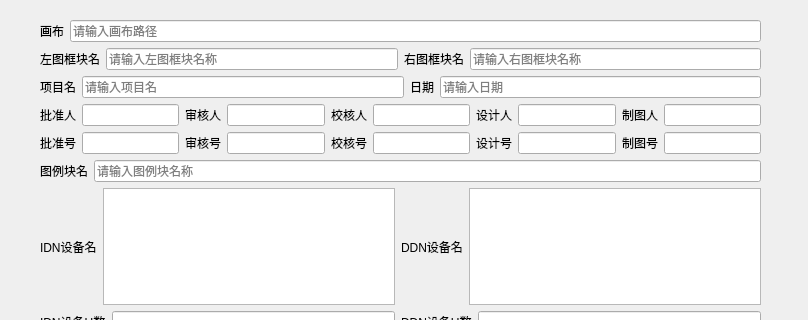
Above: craftHub/subscripts/_3drawingMaster/ui/drawingMasterSet.ui from baiyuan1786/CraftHub before the change; both pictures show x 0 to 808 and y 0 to 320 of the 808 by 580 pixel window. Below: the same form after it.
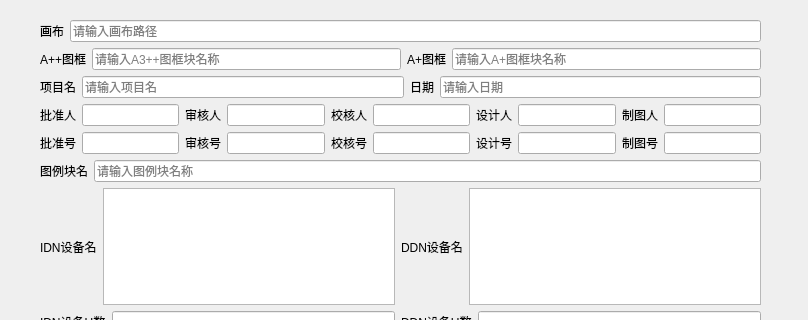
That is the form after the change. Custom widgets are drawn as their Qt base class.

Commit message: V1.1.5 更新DrawingMaster DDN绘图范式

```diff
--- a/craftHub/subscripts/_3drawingMaster/ui/drawingMasterSet.ui
+++ b/craftHub/subscripts/_3drawingMaster/ui/drawingMasterSet.ui
@@ -67,14 +67,14 @@
          </sizepolicy>
         </property>
         <property name="text">
-         <string>左图框块名</string>
+         <string>A++图框</string>
         </property>
        </widget>
       </item>
       <item>
        <widget class="QLineEdit" name="lineEdit_frameLeft">
         <property name="placeholderText">
-         <string>请输入左图框块名称</string>
+         <string>请输入A3++图框块名称</string>
         </property>
        </widget>
       </item>
@@ -87,14 +87,14 @@
          </sizepolicy>
         </property>
         <property name="text">
-         <string>右图框块名</string>
+         <string>A+图框</string>
         </property>
        </widget>
       </item>
       <item>
        <widget class="QLineEdit" name="lineEdit_frameRight">
         <property name="placeholderText">
-         <string>请输入右图框块名称</string>
+         <string>请输入A+图框块名称</string>
         </property>
        </widget>
       </item>
```
The commit also changes 75 other files.
